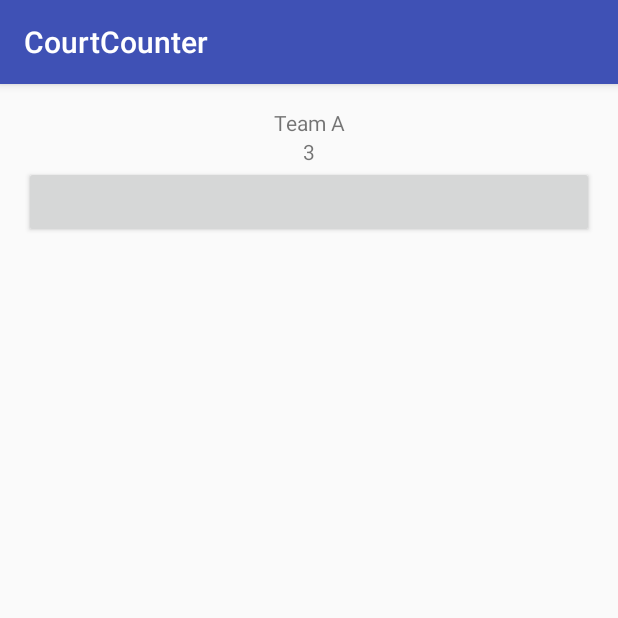
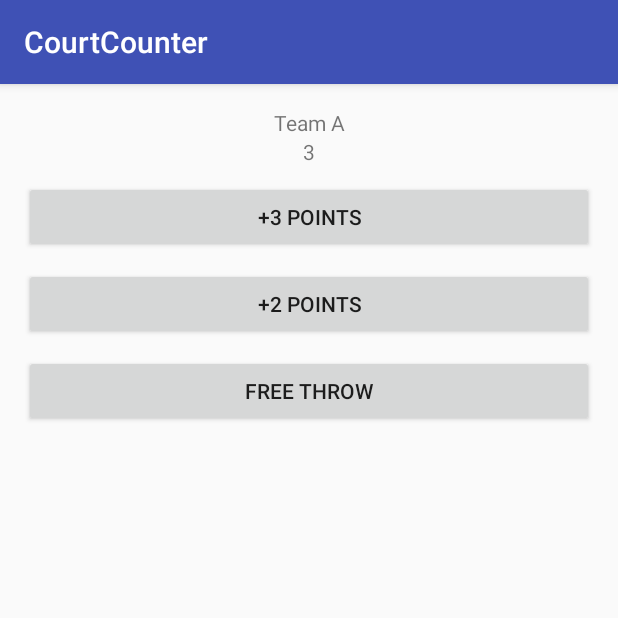
Before and after one commit to williamscs/CourtCounter, an Android app: the screen it shows after launch (MainActivity), on a phone screen of 412 x 824 dp, the top half of it. Run offline under Robolectric (Android 15) with nearby library versions, the phone set to English and light mode, and no system bars.

Commit message:
Finish up layout

```diff
--- a/app/src/main/res/layout/activity_main.xml
+++ b/app/src/main/res/layout/activity_main.xml
@@ -22,5 +22,17 @@
         android:text="3" />
     <Button
         android:layout_width="match_parent"
-        android:layout_height="wrap_content" />
+        android:layout_height="wrap_content"
+        android:layout_marginTop="10dp"
+        android:text="+3 Points"/>
+    <Button
+        android:layout_width="match_parent"
+        android:layout_height="wrap_content"
+        android:layout_marginTop="10dp"
+        android:text="+2 Points"/>
+    <Button
+        android:layout_width="match_parent"
+        android:layout_height="wrap_content"
+        android:layout_marginTop="10dp"
+        android:text="Free Throw"/>
 </LinearLayout>
```
